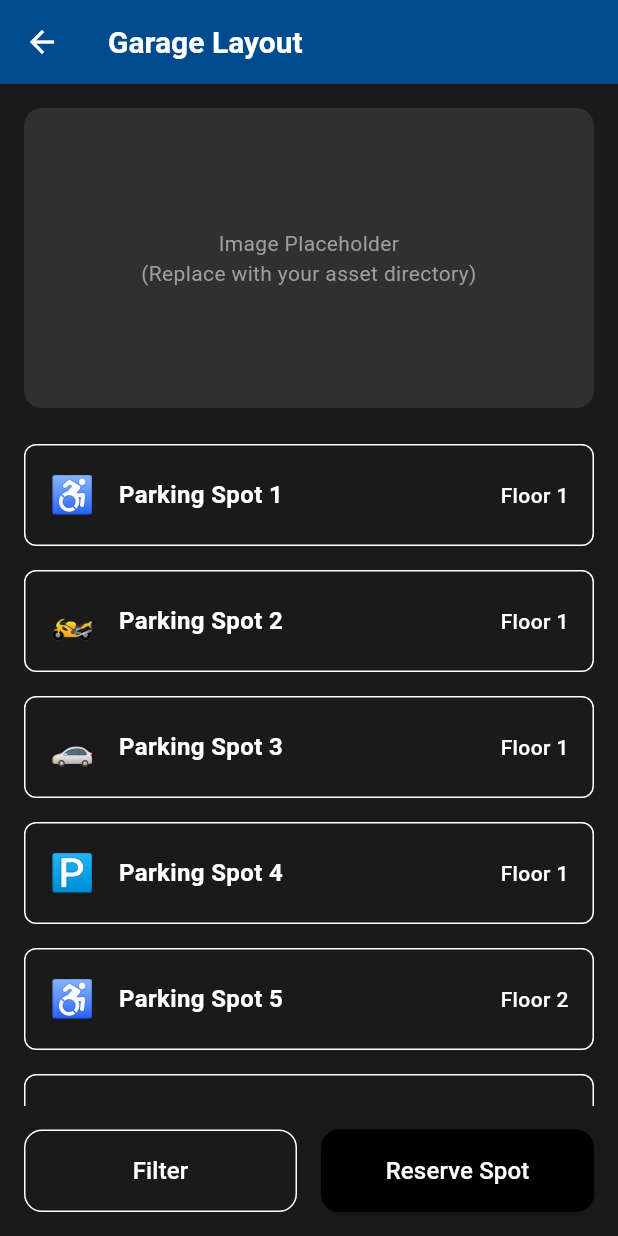
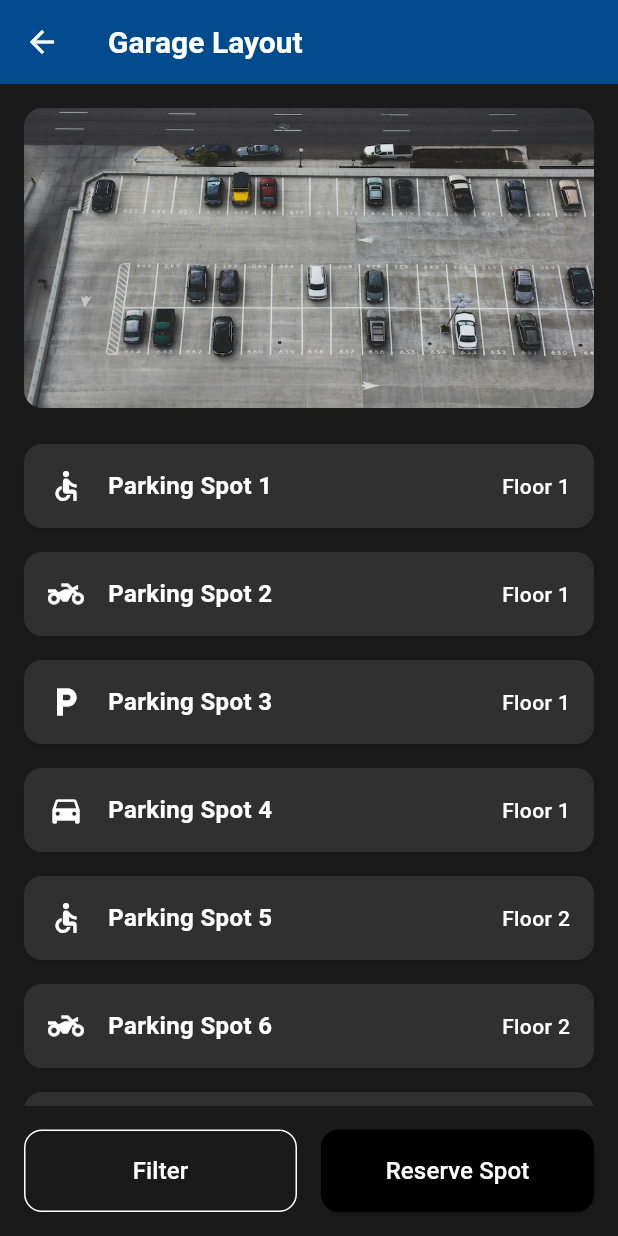
Before and after one commit to SalilMonga/GarageFinder, a Flutter app: the GarageLayoutPage screen opened by its route, on a phone screen of 412 x 824 dp. Run offline on Flutter 3.47's test engine with Material 3 defaults, Android fonts, the phone set to English and light mode, and no system bars; our stand-ins replace cloud_firestore, firebase_auth, firebase_core, google_maps_flutter; accounts and stored records are empty.

Commit message:
chore: final submission draft

```diff
--- a/garagefinder/lib/screens/parking_layout/components/parking_header.dart
+++ b/garagefinder/lib/screens/parking_layout/components/parking_header.dart
@@ -1,24 +1,21 @@
 import 'package:flutter/material.dart';
 
 class ParkingHeader extends StatelessWidget {
-  const ParkingHeader({super.key});
+  final String imagePath;
+
+  const ParkingHeader({super.key, required this.imagePath});
 
   @override
   Widget build(BuildContext context) {
-    final isDarkMode = Theme.of(context).brightness == Brightness.dark;
     return Container(
       margin: const EdgeInsets.all(16.0),
       height: 200,
       width: double.infinity,
       decoration: BoxDecoration(
         borderRadius: BorderRadius.circular(12),
-        color: isDarkMode ? Colors.grey[850] : Colors.grey[200],
-      ),
-      child: const Center(
-        child: Text(
-          "Image Placeholder\n(Replace with your asset directory)",
-          textAlign: TextAlign.center,
-          style: TextStyle(color: Colors.grey),
+        image: DecorationImage(
+          image: AssetImage(imagePath),
+          fit: BoxFit.cover, // Ensures the image fills the header area
         ),
       ),
     );
--- a/garagefinder/lib/screens/parking_layout/components/parking_spot_box.dart
+++ b/garagefinder/lib/screens/parking_layout/components/parking_spot_box.dart
@@ -21,6 +21,7 @@ class ParkingSpotBox extends StatelessWidget {
   @override
   Widget build(BuildContext context) {
     final theme = Theme.of(context);
+
     return GestureDetector(
       onTap: onTap,
       child: Container(
@@ -28,27 +29,36 @@ class ParkingSpotBox extends StatelessWidget {
         padding: const EdgeInsets.all(16.0),
         decoration: BoxDecoration(
           color: isReserved
-              ? theme.colorScheme.primary
-                  .withOpacity(0.2) // Subtle primary background
-              : theme.colorScheme.surface, // Default background
-          borderRadius: BorderRadius.circular(8),
-          border: Border.all(
-            color: isSelected
-                ? theme.colorScheme.primary
-                : theme.colorScheme.outline, // Highlight border if selected
-            width: isSelected ? 2 : 1,
-          ),
+              ? theme.colorScheme.primary.withOpacity(0.15) // Reserved look
+              : isSelected
+                  ? theme.colorScheme.primary.withOpacity(0.1) // Selected look
+                  : theme.brightness == Brightness.dark
+                      ? Colors.grey[850] // Dark mode default
+                      : Colors.grey[300], // Light mode default
+          borderRadius: BorderRadius.circular(12),
+          boxShadow: [
+            if (isSelected)
+              BoxShadow(
+                color: theme.colorScheme.primary.withOpacity(0.5),
+                offset: const Offset(0, 4),
+                blurRadius: 10,
+              ),
+            if (!isSelected && !isReserved)
+              const BoxShadow(
+                color: Colors.black12,
+                offset: Offset(0, 2),
+                blurRadius: 6,
+              ),
+          ],
         ),
         child: Row(
           children: [
-            Text(
-              _getIcon(type),
-              style: TextStyle(
-                fontSize: 24,
-                color: isReserved
-                    ? theme.colorScheme.primary
-                    : theme.colorScheme.onSurface,
-              ),
+            Icon(
+              _getIcon(type), // Use the updated _getIcon function
+              size: 24,
+              color: isReserved
+                  ? theme.colorScheme.primary
+                  : theme.colorScheme.onSurface,
             ),
             const SizedBox(width: 16),
             Expanded(
@@ -79,14 +89,16 @@ class ParkingSpotBox extends StatelessWidget {
     );
   }
 
-  // Get icon based on parking type
-  String _getIcon(String type) {
-    const icons = {
-      'Handicap': '♿',
-      'Motorcycle': '🏍️',
-      'Compact': '🚗',
-      'Standard': '🅿️',
-    };
-    return icons[type] ?? '🅿️';
+  IconData _getIcon(String type) {
+    switch (type) {
+      case 'Handicap':
+        return Icons.accessible; // Wheelchair accessible icon
+      case 'Motorcycle':
+        return Icons.two_wheeler; // Motorcycle icon
+      case 'Compact':
+        return Icons.local_parking; // Parking "P" icon
+      default:
+        return Icons.directions_car; // Default car icon
+    }
   }
 }
--- a/garagefinder/lib/screens/parking_layout/garage_layout_page.dart
+++ b/garagefinder/lib/screens/parking_layout/garage_layout_page.dart
@@ -103,7 +103,9 @@ class _GarageLayoutPageState extends State<GarageLayoutPage> {
       ),
       body: Column(
         children: [
-          const ParkingHeader(), // Display header
+          const ParkingHeader(
+              imagePath:
+                  'assets/images/mutliLevelParking.jpg'), // Display header
           Expanded(
             child: ParkingSpotList(
               spots: filteredParkingSpots,
--- a/garagefinder/pubspec.yaml
+++ b/garagefinder/pubspec.yaml
@@ -71,7 +71,10 @@ flutter:
     # - assets/images/ducati.jpg
     - assets/schools.json
     - assets/images/placeholder.jpg
-    - assets/images/ducati.jpg
+    - assets/images/garagePlaceholder1.jpg
+    - assets/images/garagePlaceholder2.jpg
+    - assets/images/garagePlaceholder3.jpg
+    - assets/images/mutliLevelParking.jpg
 
   # An image asset can refer to one or more resolution-specific "variants", see
   # https://flutter.dev/to/resolution-aware-images
```
Also changed, not shown: garagefinder/lib/main.dart (+0 -10 lines), garagefinder/lib/screens/Parking_Map.dart (+25 -17 lines), garagefinder/lib/screens/login_page.dart (+35 -19 lines), garagefinder/lib/screens/organization_layout/components/favorite_org_cards.dart (+13 -0 lines), garagefinder/lib/screens/organization_layout/components/organization_state.dart (+7 -1 lines), garagefinder/lib/screens/organization_layout/organization_page.dart (+0 -24 lines), garagefinder/lib/screens/parking_layout/components/parking_filter_modal.dart (+10 -11 lines), garagefinder/lib/screens/parking_map_orig.dart (deleted, +0 -335 lines), garagefinder/lib/screens/signup_page.dart (+34 -21 lines), garagefinder/assets/images/garagePlaceholder1.jpg (added), garagefinder/assets/images/garagePlaceholder2.jpg (added), garagefinder/assets/images/garagePlaceholder3.jpg (added), garagefinder/assets/images/lambo.jpg (deleted), garagefinder/assets/images/mutliLevelParking.jpg (added), 1 other file.
